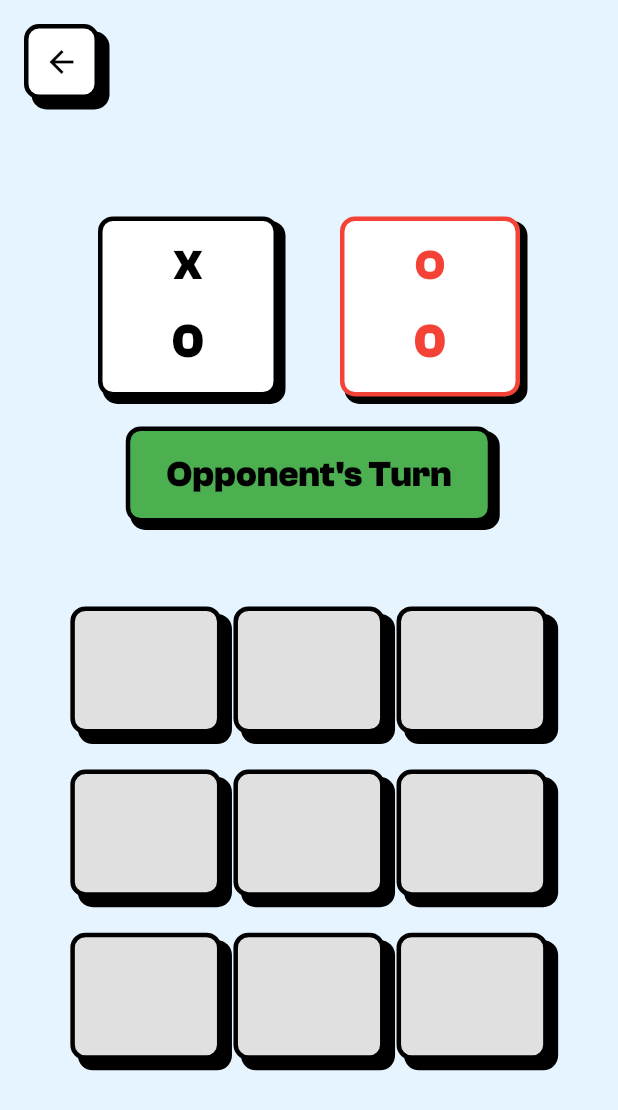
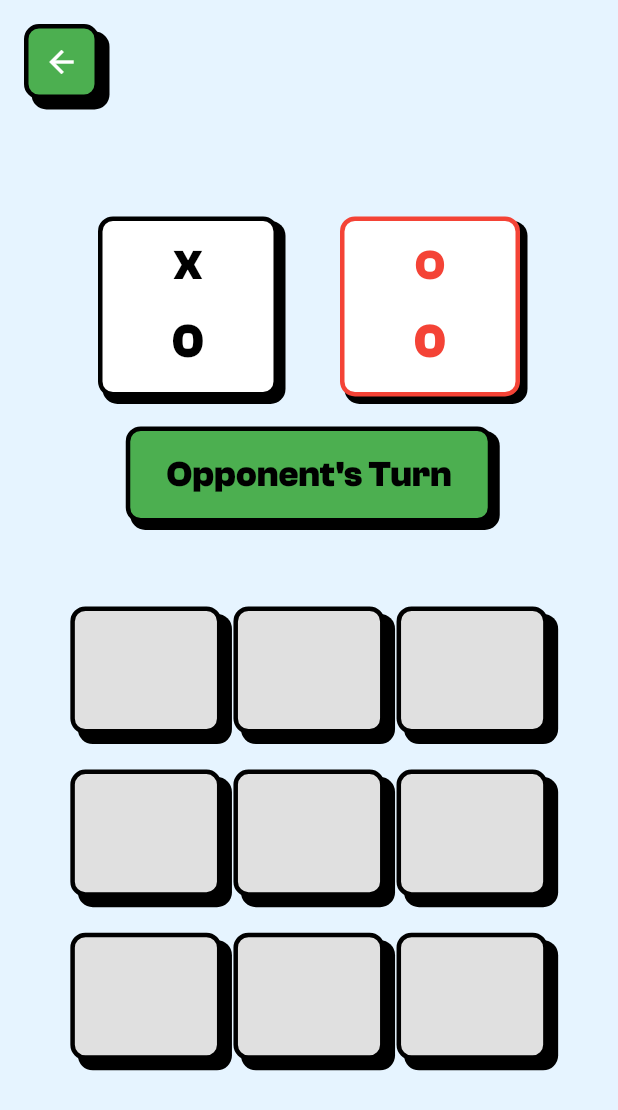
Before and after one commit to Dukeazeta/tictackoko, a Flutter app: the WifiConnectionScreen screen opened directly, after a tap on "Host Game", on a phone screen of 412 x 824 dp. Shown: the top 1110 px of the screen. Run offline on Flutter 3.47's test engine with Material 3 defaults, Android fonts, the phone set to English and light mode, and no system bars; our stand-ins replace flutter_riverpod, riverpod_annotation; generated files the repository leaves out were written again.

Commit message:
modified:   tictackoko/android/app/src/main/AndroidManifest.xml 	modified:   tictackoko/lib/screens/wifi_connection_screen.dart 	modified:   tictackoko/lib/screens/wifi_game_screen.dart

```diff
--- a/tictackoko/lib/screens/wifi_connection_screen.dart
+++ b/tictackoko/lib/screens/wifi_connection_screen.dart
@@ -24,7 +24,7 @@ class WifiConnectionScreen extends ConsumerWidget {
             width: 50,
             height: 50,
             decoration: BoxDecoration(
-              color: Colors.white,
+              color: AppColors.primary,
               borderRadius: BorderRadius.circular(10),
               border: Border.all(
                 color: Colors.black,
@@ -46,7 +46,7 @@ class WifiConnectionScreen extends ConsumerWidget {
                 borderRadius: BorderRadius.circular(10),
                 onTap: () => Navigator.pop(context),
                 child: const Center(
-                  child: Icon(Icons.arrow_back, color: Colors.black),
+                  child: Icon(Icons.arrow_back, color: Colors.white),
                 ),
               ),
             ),
--- a/tictackoko/lib/screens/wifi_game_screen.dart
+++ b/tictackoko/lib/screens/wifi_game_screen.dart
@@ -71,7 +71,7 @@ class WifiGameScreen extends ConsumerWidget {
                     width: 50,
                     height: 50,
                     decoration: BoxDecoration(
-                      color: Colors.white,
+                      color: AppColors.primary,
                       borderRadius: BorderRadius.circular(10),
                       border: Border.all(
                         color: Colors.black,
@@ -93,7 +93,7 @@ class WifiGameScreen extends ConsumerWidget {
                         borderRadius: BorderRadius.circular(10),
                         onTap: () => Navigator.pop(context),
                         child: const Center(
-                          child: Icon(Icons.arrow_back, color: Colors.black),
+                          child: Icon(Icons.arrow_back, color: Colors.white),
                         ),
                       ),
                     ),
```
Also changed, not shown: 1 other file.
